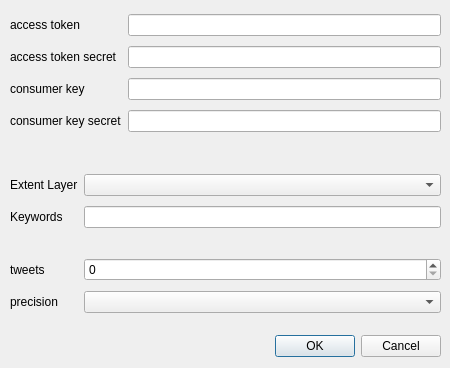
This is geotweet_dialog_base.ui in Geolicious/geotweet as Qt 5 draws it before an edit. The edited form follows.
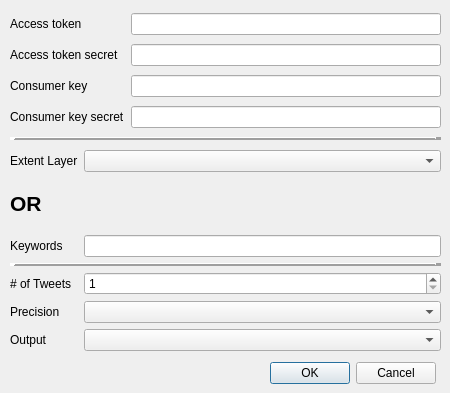
This is the edited form.

Diff of the .ui file:
```diff
--- a/geotweet_dialog_base.ui
+++ b/geotweet_dialog_base.ui
@@ -7,7 +7,7 @@
     <x>0</x>
     <y>0</y>
     <width>450</width>
-    <height>368</height>
+    <height>393</height>
    </rect>
   </property>
   <property name="windowTitle">
@@ -16,10 +16,10 @@
   <widget class="QDialogButtonBox" name="button_box">
    <property name="geometry">
     <rect>
-     <x>100</x>
-     <y>330</y>
-     <width>341</width>
-     <height>32</height>
+     <x>260</x>
+     <y>360</y>
+     <width>176</width>
+     <height>27</height>
     </rect>
    </property>
    <property name="orientation">
@@ -33,9 +33,9 @@
    <property name="geometry">
     <rect>
      <x>10</x>
-     <y>170</y>
+     <y>150</y>
      <width>431</width>
-     <height>151</height>
+     <height>201</height>
     </rect>
    </property>
    <layout class="QGridLayout" name="gridLayout_2">
@@ -49,48 +49,86 @@
       </property>
      </widget>
     </item>
-    <item row="2" column="0">
+    <item row="7" column="1">
+     <widget class="QSpinBox" name="nr_tweets">
+      <property name="minimum">
+       <number>1</number>
+      </property>
+      <property name="maximum">
+       <number>1000000000</number>
+      </property>
+     </widget>
+    </item>
+    <item row="7" column="0">
+     <widget class="QLabel" name="label_5">
+      <property name="text">
+       <string># of Tweets</string>
+      </property>
+     </widget>
+    </item>
+    <item row="8" column="1">
+     <widget class="QComboBox" name="precision">
+      <property name="toolTip">
+       <string extracomment="Test"/>
+      </property>
+     </widget>
+    </item>
+    <item row="8" column="0">
+     <widget class="QLabel" name="label_7">
+      <property name="text">
+       <string>Precision</string>
+      </property>
+     </widget>
+    </item>
+    <item row="5" column="0">
      <widget class="QLabel" name="label_2">
       <property name="text">
        <string>Keywords</string>
       </property>
      </widget>
     </item>
-    <item row="2" column="1">
-     <widget class="QLineEdit" name="keywords"/>
-    </item>
-    <item row="4" column="1">
-     <widget class="QSpinBox" name="nr_tweets"/>
-    </item>
-    <item row="4" column="0">
-     <widget class="QLabel" name="label_5">
-      <property name="text">
-       <string>tweets</string>
-      </property>
-     </widget>
-    </item>
     <item row="5" column="1">
-     <widget class="QComboBox" name="precision"/>
+     <widget class="QLineEdit" name="keywords"/>
     </item>
-    <item row="5" column="0">
-     <widget class="QLabel" name="label_7">
+    <item row="10" column="0">
+     <widget class="QLabel" name="label_3">
       <property name="text">
-       <string>precision</string>
+       <string>Output</string>
       </property>
      </widget>
     </item>
-    <item row="3" column="0" colspan="2">
-     <spacer name="horizontalSpacer">
+    <item row="4" column="0">
+     <widget class="QLabel" name="label_4">
+      <property name="font">
+       <font>
+        <pointsize>16</pointsize>
+        <weight>75</weight>
+        <bold>true</bold>
+       </font>
+      </property>
+      <property name="text">
+       <string>OR</string>
+      </property>
+     </widget>
+    </item>
+    <item row="10" column="1">
+     <widget class="QComboBox" name="output_file"/>
+    </item>
+    <item row="6" column="0" colspan="2">
+     <widget class="Line" name="line">
+      <property name="frameShadow">
+       <enum>QFrame::Raised</enum>
+      </property>
+      <property name="lineWidth">
+       <number>6</number>
+      </property>
+      <property name="midLineWidth">
+       <number>0</number>
+      </property>
       <property name="orientation">
        <enum>Qt::Horizontal</enum>
       </property>
-      <property name="sizeHint" stdset="0">
-       <size>
-        <width>40</width>
-        <height>20</height>
-       </size>
-      </property>
-     </spacer>
+     </widget>
     </item>
    </layout>
   </widget>
@@ -100,7 +138,7 @@
      <x>10</x>
      <y>10</y>
      <width>431</width>
-     <height>128</height>
+     <height>137</height>
     </rect>
    </property>
    <layout class="QGridLayout" name="gridLayout_4">
@@ -113,7 +151,7 @@
     <item row="3" column="0">
      <widget class="QLabel" name="label_13">
       <property name="text">
-       <string>consumer key</string>
+       <string>Consumer key</string>
       </property>
      </widget>
     </item>
@@ -123,7 +161,7 @@
     <item row="4" column="0">
      <widget class="QLabel" name="label_14">
       <property name="text">
-       <string>consumer key secret</string>
+       <string>Consumer key secret</string>
       </property>
      </widget>
     </item>
@@ -133,14 +171,30 @@
     <item row="2" column="0">
      <widget class="QLabel" name="label_12">
       <property name="text">
-       <string>access token secret</string>
+       <string>Access token secret</string>
       </property>
      </widget>
     </item>
     <item row="1" column="0">
      <widget class="QLabel" name="label_6">
       <property name="text">
-       <string>access token</string>
+       <string>Access token</string>
+      </property>
+     </widget>
+    </item>
+    <item row="5" column="0" colspan="2">
+     <widget class="Line" name="line_2">
+      <property name="frameShadow">
+       <enum>QFrame::Raised</enum>
+      </property>
+      <property name="lineWidth">
+       <number>6</number>
+      </property>
+      <property name="midLineWidth">
+       <number>0</number>
+      </property>
+      <property name="orientation">
+       <enum>Qt::Horizontal</enum>
       </property>
      </widget>
     </item>
```
